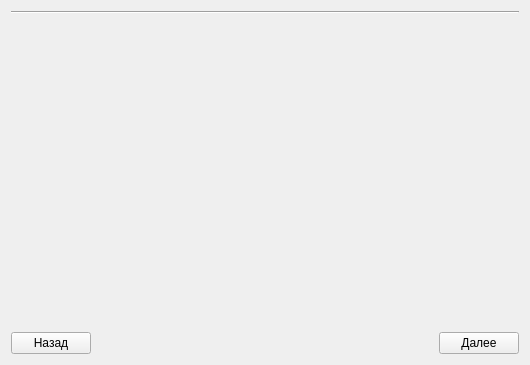
This is ExpressionsDialog.ui in group93492/economics_LPP as Qt 5 draws it before an edit. The edited form follows.
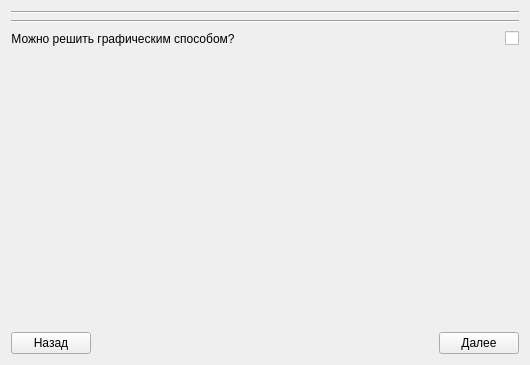
This is the edited form.

Commit message: Added check can solve task or not

Patch:
```diff
--- a/ExpressionsDialog.ui
+++ b/ExpressionsDialog.ui
@@ -15,7 +15,7 @@
   </property>
   <layout class="QVBoxLayout" name="verticalLayout_2">
    <item>
-    <layout class="QVBoxLayout" name="verticalLayout">
+    <layout class="QVBoxLayout" name="verticalLayout" stretch="0,0,0,0,0,0,0">
      <item>
       <layout class="QHBoxLayout" name="functionLayout"/>
      </item>
@@ -30,7 +30,48 @@
       <layout class="QVBoxLayout" name="exprLayout"/>
      </item>
      <item>
-      <spacer name="verticalSpacer">
+      <widget class="Line" name="line_2">
+       <property name="orientation">
+        <enum>Qt::Horizontal</enum>
+       </property>
+      </widget>
+     </item>
+     <item>
+      <layout class="QHBoxLayout" name="questLayout" stretch="0,6,0">
+       <item>
+        <widget class="QLabel" name="label">
+         <property name="text">
+          <string>Можно решить графическим способом?</string>
+         </property>
+         <property name="alignment">
+          <set>Qt::AlignCenter</set>
+         </property>
+        </widget>
+       </item>
+       <item>
+        <spacer name="horizontalSpacer_2">
+         <property name="orientation">
+          <enum>Qt::Horizontal</enum>
+         </property>
+         <property name="sizeHint" stdset="0">
+          <size>
+           <width>40</width>
+           <height>20</height>
+          </size>
+         </property>
+        </spacer>
+       </item>
+       <item>
+        <widget class="QCheckBox" name="checkBox">
+         <property name="text">
+          <string/>
+         </property>
+        </widget>
+       </item>
+      </layout>
+     </item>
+     <item>
+      <spacer name="verticalSpacer_2">
        <property name="orientation">
         <enum>Qt::Vertical</enum>
        </property>
```
Left out of the diff: 2 changed lines with no effect on the pictures. The commit also changes 5 other files.
